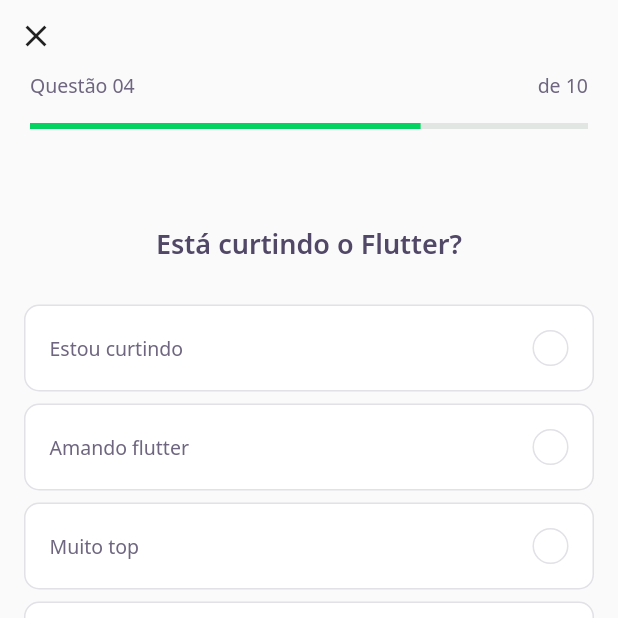
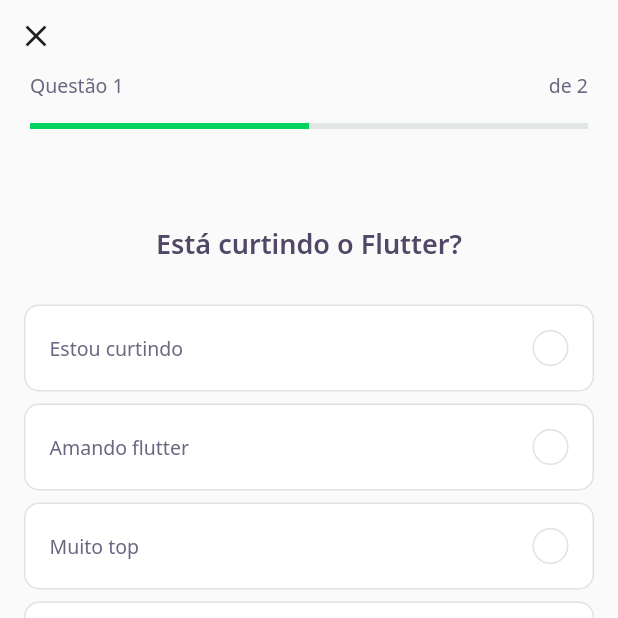
Before and after one commit to LucasFerreiraJs/rocketseat-appdevquiz-flutter, a Flutter app: the screen it shows after launch, after a tap on "NLW 5 FLUTTER", on a phone screen of 412 x 824 dp, the top half of it. Run offline on Flutter 3.47's test engine with Material 2 defaults, Android fonts, the phone set to English and light mode, and no system bars; our stand-ins replace google_fonts; accounts and stored records are empty; network calls fail.

Commit message:
feature(challengePage): feedback onclick answer

```diff
--- a/assets/database/quizzes.json
+++ b/assets/database/quizzes.json
@@ -22,7 +22,25 @@
 						"isRight": true
 					}
 				]
-			}
+			},
+				{
+					"title": "Está curtindo o Flutter? 2",
+					"awnsers": [
+						{
+							"title": "Estou curtindo"
+						},
+						{
+							"title": "Amando flutter"
+						},
+						{
+							"title": "Muito top"
+						},
+						{
+							"title": "Show de bola",
+							"isRight": true
+						}
+					]
+				}
 		]
 	}
 ]
--- /dev/null
+++ b/lib/challenge/challenge_controller.dart
@@ -0,0 +1,9 @@
+// current page
+
+import 'package:flutter/foundation.dart';
+
+class ChallengeController {
+  final currentPageNotifier = ValueNotifier<int>(1);
+  int get currentPage => currentPageNotifier.value;
+  set currentPage(int value) => currentPageNotifier.value = value;
+}
--- a/lib/challenge/challenge_page.dart
+++ b/lib/challenge/challenge_page.dart
@@ -1,3 +1,4 @@
+import 'package:DevQuiz/challenge/challenge_controller.dart';
 import 'package:DevQuiz/challenge/widgets/next_button/next_button_widget.dart';
 import 'package:DevQuiz/challenge/widgets/question_indicator/question_indicator_widget.dart';
 import 'package:DevQuiz/challenge/widgets/quiz/quiz_widget.dart';
@@ -15,6 +16,17 @@ class ChallengePage extends StatefulWidget {
 }
 
 class _ChallengePageState extends State<ChallengePage> {
+  final controller = ChallengeController();
+  final pageController = PageController();
+
+  @override
+  void initState() {
+    pageController.addListener(() {
+      controller.currentPage = pageController.page!.toInt() + 1;
+    });
+    super.initState();
+  }
+
   @override
   Widget build(BuildContext context) {
     return Scaffold(
@@ -31,13 +43,21 @@ class _ChallengePageState extends State<ChallengePage> {
                   Navigator.pop(context);
                 },
               ),
-              QuestionIndicatorWidget(),
+              ValueListenableBuilder<int>(
+                valueListenable: controller.currentPageNotifier,
+                builder: (context, value, _) => QuestionIndicatorWidget(
+                  currentPage: value,
+                  length: widget.questions.length,
+                ),
+              ),
             ],
           ),
         ),
       ),
-      body: QuizWidget(
-        question: widget.questions[0],
+      body: PageView(
+        physics: NeverScrollableScrollPhysics(),
+        controller: pageController,
+        children: widget.questions.map((item) => QuizWidget(question: item)).toList(),
       ),
       bottomNavigationBar: SafeArea(
         bottom: true,
@@ -49,7 +69,9 @@ class _ChallengePageState extends State<ChallengePage> {
               Expanded(
                   child: NextButtonWidget.white(
                 label: "Pular",
-                onTap: () {},
+                onTap: () {
+                  pageController.nextPage(duration: Duration(milliseconds: 200), curve: Curves.easeInOut);
+                },
               )),
               SizedBox(width: 7),
               Expanded(
--- a/lib/challenge/widgets/answer/answer_widget.dart
+++ b/lib/challenge/widgets/answer/answer_widget.dart
@@ -1,30 +1,33 @@
 import 'package:DevQuiz/core/app_colors.dart';
 import 'package:DevQuiz/core/app_text_styles.dart';
+import 'package:DevQuiz/shared/models/awnsers_model.dart';
 import 'package:flutter/material.dart';
 
 class AnswerWidget extends StatelessWidget {
-  final String title;
-  final bool isRight;
+  final AwnserModel anwser;
   final bool isSelected;
+  final VoidCallback onTap;
 
   const AnswerWidget({
     Key? key,
-    required this.title,
-    this.isRight = false,
+    required this.anwser,
+    required this.onTap,
     this.isSelected = false,
   }) : super(key: key);
 
-  Color get _selectedColorRight => isRight ? AppColors.darkGreen : AppColors.darkRed;
-  Color get _selectedBorderRight => isRight ? AppColors.lightGreen : AppColors.lightRed;
-  Color get _selectedColorCardRight => isRight ? AppColors.lightGreen : AppColors.lightRed;
-  Color get _selectedBorderCardRight => isRight ? AppColors.green : AppColors.red;
-  TextStyle get _selectedTextStyleRight => isRight ? AppTextStyles.bodyDarkGreen : AppTextStyles.bodyDarkRed;
-  IconData get _selectedIconRight => isRight ? Icons.check : Icons.close;
+  Color get _selectedColorRight => anwser.isRight ? AppColors.darkGreen : AppColors.darkRed;
+  Color get _selectedBorderRight => anwser.isRight ? AppColors.lightGreen : AppColors.lightRed;
+  Color get _selectedColorCardRight => anwser.isRight ? AppColors.lightGreen : AppColors.lightRed;
+  Color get _selectedBorderCardRight => anwser.isRight ? AppColors.green : AppColors.red;
+  TextStyle get _selectedTextStyleRight => anwser.isRight ? AppTextStyles.bodyDarkGreen : AppTextStyles.bodyDarkRed;
+  IconData get _selectedIconRight => anwser.isRight ? Icons.check : Icons.close;
 
   @override
   Widget build(BuildContext context) {
     return Padding(
       padding: const EdgeInsets.symmetric(horizontal: 16.0, vertical: 4),
+      child: GestureDetector(
+        onTap: onTap,
         child: Container(
           padding: const EdgeInsets.symmetric(horizontal: 16, vertical: 16),
           decoration: BoxDecoration(
@@ -37,7 +40,7 @@ class AnswerWidget extends StatelessWidget {
           child: Row(
             mainAxisAlignment: MainAxisAlignment.spaceBetween,
             children: [
-            Expanded(child: Text(title, style: isSelected ? _selectedTextStyleRight : AppTextStyles.body)),
+              Expanded(child: Text(anwser.title, style: isSelected ? _selectedTextStyleRight : AppTextStyles.body)),
               Container(
                 width: 24,
                 height: 24,
@@ -57,6 +60,7 @@ class AnswerWidget extends StatelessWidget {
             ],
           ),
         ),
+      ),
     );
   }
 }
--- a/lib/challenge/widgets/question_indicator/question_indicator_widget.dart
+++ b/lib/challenge/widgets/question_indicator/question_indicator_widget.dart
@@ -3,7 +3,10 @@ import 'package:DevQuiz/shared/widgets/progress_indicator/progress_indicator_wid
 import 'package:flutter/material.dart';
 
 class QuestionIndicatorWidget extends StatelessWidget {
-  QuestionIndicatorWidget({Key? key}) : super(key: key);
+  final int currentPage;
+  final int length;
+
+  QuestionIndicatorWidget({Key? key, required this.currentPage, required this.length}) : super(key: key);
 
   @override
   Widget build(BuildContext context) {
@@ -15,11 +18,11 @@ class QuestionIndicatorWidget extends StatelessWidget {
             mainAxisAlignment: MainAxisAlignment.spaceBetween,
             children: [
               Text(
-                "Questão 04",
+                "Questão ${currentPage}",
                 style: AppTextStyles.body,
               ),
               Text(
-                "de 10",
+                "de ${length}",
                 style: AppTextStyles.body,
               ),
             ],
@@ -28,7 +31,7 @@ class QuestionIndicatorWidget extends StatelessWidget {
             height: 16,
           ),
           ProgressIndicatorWidget(
-            value: 0.7,
+            value: currentPage / length,
           ),
         ],
       ),
--- /dev/null
+++ b/lib/challenge/widgets/quiz/quiz_controller.dart
@@ -0,0 +1,3 @@
+class QuizController {
+  var indexSelected = 0;
+}
--- a/lib/challenge/widgets/quiz/quiz_widget.dart
+++ b/lib/challenge/widgets/quiz/quiz_widget.dart
@@ -1,12 +1,21 @@
 import 'package:DevQuiz/challenge/widgets/answer/answer_widget.dart';
 import 'package:DevQuiz/core/app_text_styles.dart';
+import 'package:DevQuiz/shared/models/awnsers_model.dart';
 import 'package:DevQuiz/shared/models/question_model.dart';
 import 'package:flutter/material.dart';
 
-class QuizWidget extends StatelessWidget {
+class QuizWidget extends StatefulWidget {
   final QuestionModel question;
 
   QuizWidget({Key? key, required this.question}) : super(key: key);
+
+  @override
+  State<QuizWidget> createState() => _QuizWidgetState();
+}
+
+class _QuizWidgetState extends State<QuizWidget> {
+  int indexSelected = -1;
+  AwnserModel getAwnserByIndex(int index) => widget.question.awnsers[index];
 
   @override
   Widget build(BuildContext context) {
@@ -15,18 +24,21 @@ class QuizWidget extends StatelessWidget {
         children: [
           SizedBox(height: 64),
           Text(
-            question.title,
+            widget.question.title,
             style: AppTextStyles.heading,
           ),
           SizedBox(
             height: 24,
           ),
-          ...question.awnsers
-              .map((item) => AnswerWidget(
-                    title: item.title,
-                    isRight: item.isRight,
-                  ))
-              .toList(),
+          for (var i = 0; i < widget.question.awnsers.length; i++)
+            AnswerWidget(
+              anwser: getAwnserByIndex(i),
+              isSelected: indexSelected == i,
+              onTap: () {
+                indexSelected = i;
+                setState(() {});
+              },
+            )
         ],
       ),
     );
```
Also changed, not shown: 1 other file. Lines whose indentation alone changed are shown as unchanged.
